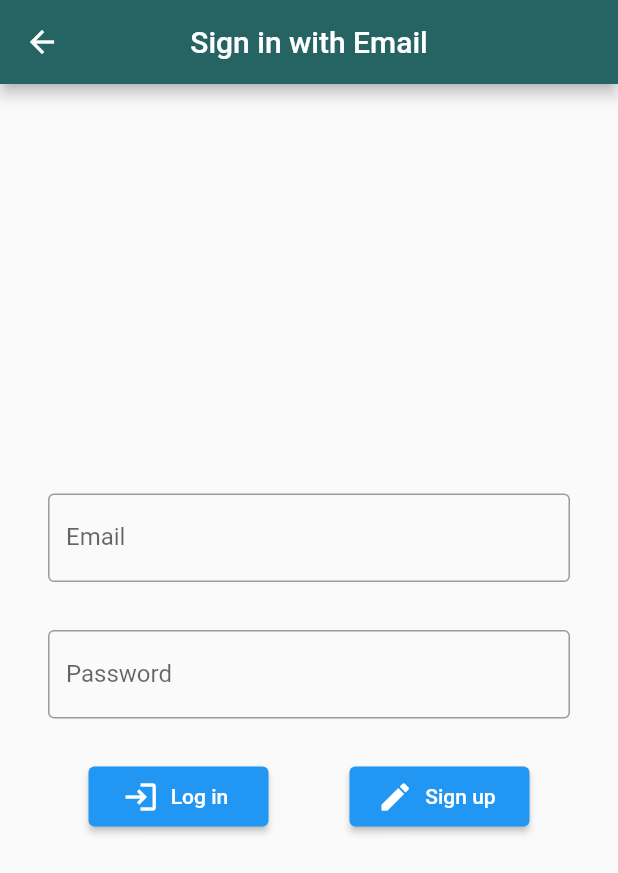
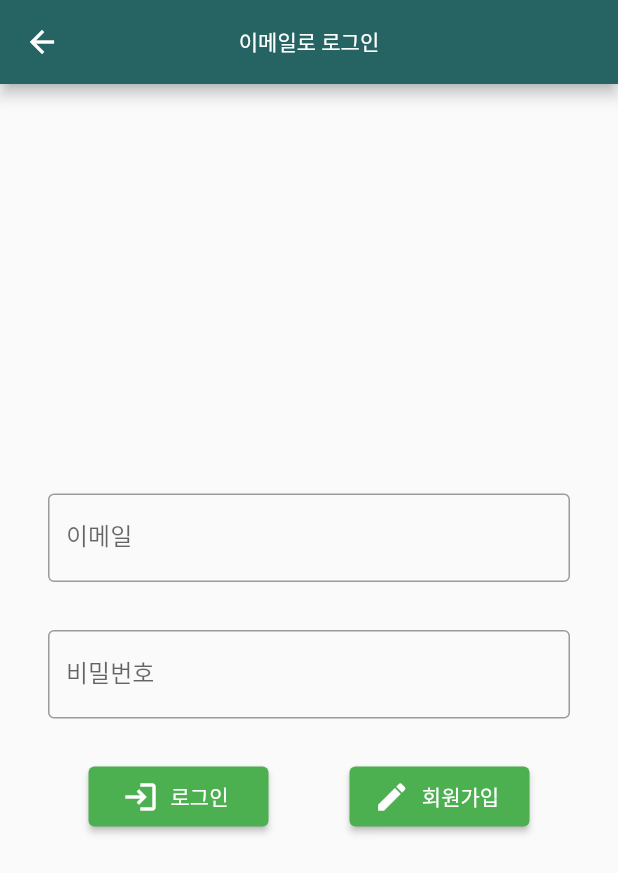
Before and after one commit to tulee3474/Danim, a Flutter app: the Email screen opened directly, on a phone screen of 412 x 824 dp. Shown: the top 873 px of the screen. Run offline on Flutter 3.47's test engine with Material 2 defaults, Android fonts, the light colour scheme and no system bars; our stand-ins replace cloud_firestore, firebase_auth, firebase_core, flutter_colorpicker, flutter_signin_button, flutter_spinkit and 4 more; missing offline and left inert: flutter_google_places_hoc081098, google_api_headers, google_maps_webservice, naver_map_plugin; accounts and stored records are empty; statements that could not run were skipped.

Commit message:
221129 영찬 로그인

```diff
--- a/lib/src/app.dart
+++ b/lib/src/app.dart
@@ -40,8 +40,8 @@
 
 //final DateTime timestamp = DateTime.now();
 User? currentUser;
-String? userName='';
-String? userEmail='';
+String? userName='익명 로그인';
+String? userEmail=' ';
 class App extends StatefulWidget {
   @override
   State<App> createState() => _AppState();
--- a/lib/src/login.dart
+++ b/lib/src/login.dart
@@ -121,6 +121,20 @@
                   await Get.to(() => Email()); //widget.user
                 },
               ),
+              SizedBox(
+                height: 10,
+              ),
+                  SignInButton(
+                    Buttons.Yahoo,
+                    onPressed: () async {
+                      FirebaseAuth.instance.signInAnonymously();
+                      token=FirebaseAuth.instance.currentUser?.uid;
+                      Login();
+                    },
+                  ),
+                  SizedBox(
+                    height: 10,
+                  ),
             ],
           //),
         ),]
@@ -176,7 +190,6 @@
 class EmailState extends State<Email> {
   final _email = TextEditingController();
   final _passWd = TextEditingController();
-
   @override
   void dispose() {
     _email.dispose();
@@ -193,7 +206,7 @@
           iconTheme: IconThemeData(
             color: Colors.white,
           ),
-          title: Text('Sign in with Email',
+          title: Text('이메일로 로그인',
               style: TextStyle(color: Colors.white)
           ),
         ),
@@ -206,7 +219,7 @@
                 child: TextField(
                   decoration: InputDecoration(
                     border: OutlineInputBorder(),
-                    labelText: 'Email',
+                    labelText: '이메일',
                   ),
                   controller: _email,
                 ),
@@ -216,13 +229,14 @@
                 child: TextField(
                   decoration: InputDecoration(
                     border: OutlineInputBorder(),
-                    labelText: 'Password',
+                    labelText: '비밀번호',
                   ),
                   controller: _passWd,
                   obscureText: true,
                 ),
               ),
               Padding(padding: EdgeInsets.all(16.0)),
+
               Row(
                 mainAxisAlignment: MainAxisAlignment.spaceAround,
                 children: [
@@ -235,7 +249,7 @@
                         _login(email: _email.text.trim(), passWord: _passWd.text.trim());
                         App();
                       },
-                      label: Text("Log in"),
+                      label: Text("로그인"),
                       icon: Icon(Icons.login),
                     ),
                   ),
@@ -247,7 +261,7 @@
                         print('Sign up --------------');
                         _signUp(email: _email.text.trim(), passWord: _passWd.text.trim());
                       },
-                      label: Text("Sign up"),
+                      label: Text("회원가입"),
                       icon: Icon(Icons.edit),
                     ),
                   )
```
Also changed, not shown: lib/main.dart (+7 -1 lines).
